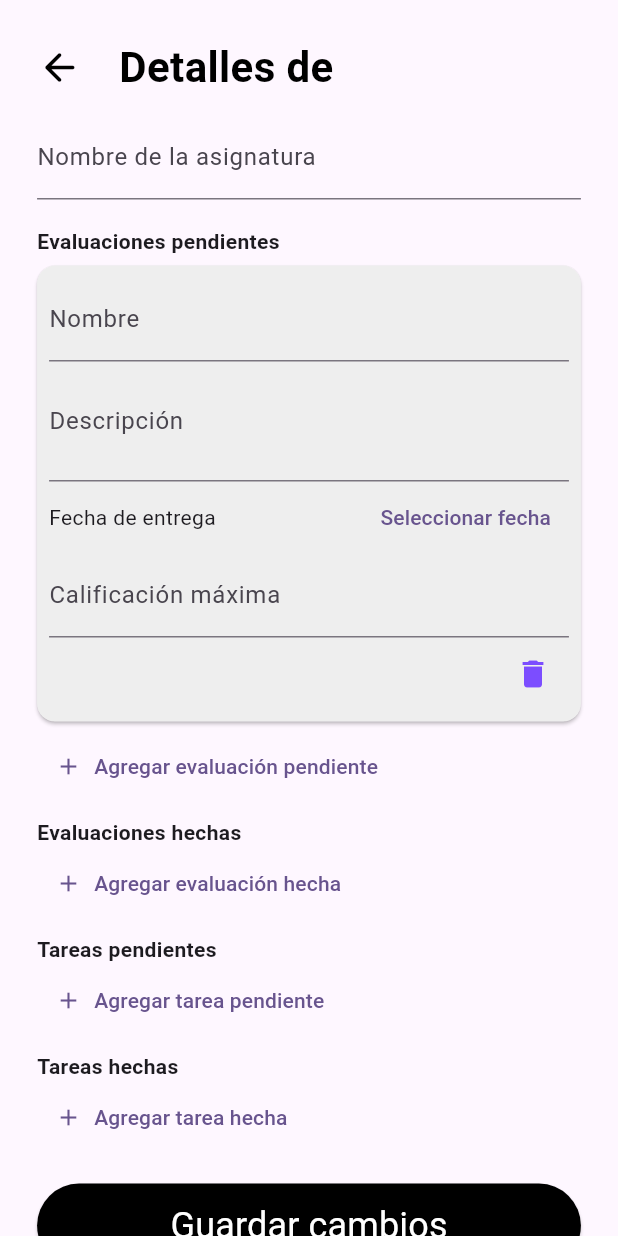
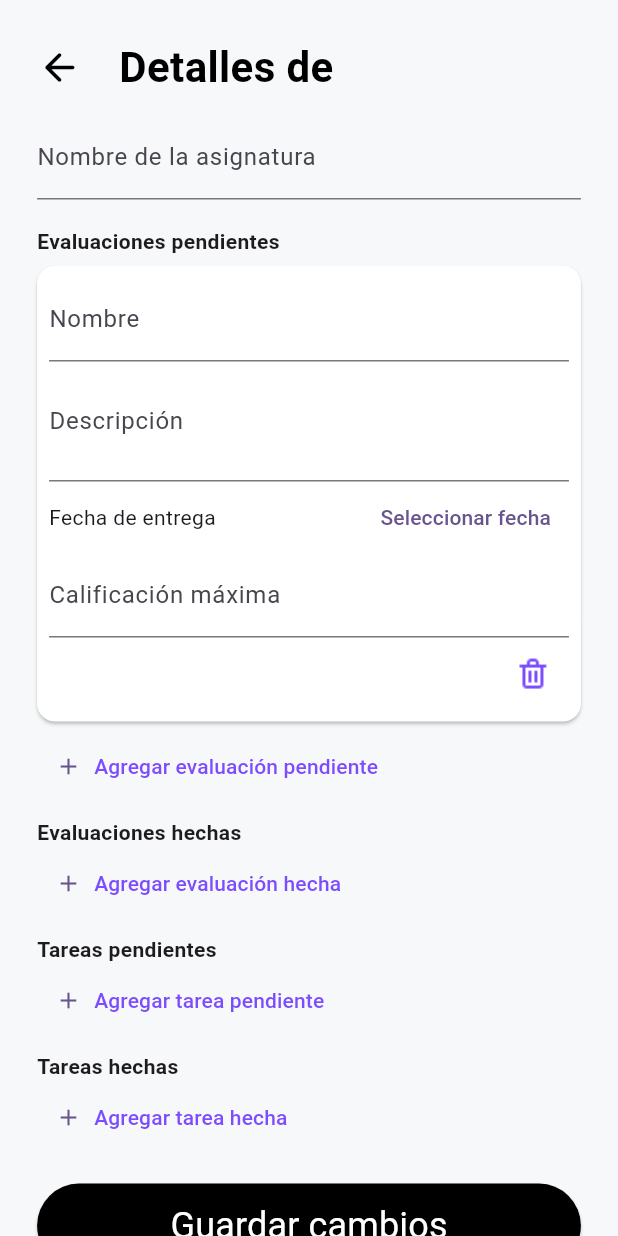
Before and after one commit to Eliexxer/FirstFlutterApp, a Flutter app: the AsignaturaDetalleScreen screen opened directly with empty values, after a tap on "Agregar evaluación pendiente", on a phone screen of 412 x 824 dp. Run offline on Flutter 3.47's test engine with Material 3 defaults, Android fonts, the phone set to English and light mode, and no system bars; our stand-ins replace cloud_firestore, firebase_auth, firebase_core, shared_preferences; accounts and stored records are empty; Roboto replaces fonts that are missing (MiFuente).

Commit message:
detalles

```diff
--- a/lib/main.dart
+++ b/lib/main.dart
@@ -26,7 +26,7 @@ class MainApp extends StatelessWidget {
       ],
       child: MaterialApp(
         debugShowCheckedModeBanner: false,
-        title: 'Login Flutter',
+        title: 'EsTuApp',
         theme: ThemeData(
           colorScheme: ColorScheme.fromSeed(seedColor: Colors.deepPurple),
           useMaterial3: true,
--- a/lib/screens/asignatura_detalle_screen.dart
+++ b/lib/screens/asignatura_detalle_screen.dart
@@ -96,7 +96,7 @@ class _AsignaturaDetalleScreenState extends State<AsignaturaDetalleScreen> {
     bool isVencida = !hecha && fecha != null && fecha.isBefore(DateTime.now());
 
     return Card(
-      color: Colors.grey[200],
+      color: Colors.white,
       margin: const EdgeInsets.symmetric(vertical: 6),
       child: Padding(
         padding: const EdgeInsets.all(8.0),
@@ -220,7 +220,7 @@ class _AsignaturaDetalleScreenState extends State<AsignaturaDetalleScreen> {
             Align(
               alignment: Alignment.centerRight,
               child: IconButton(
-                icon: Icon(Icons.delete, color: Colors.deepPurpleAccent),
+                icon: Image.asset('assets/images/Icons/trash-alt.png', color: Colors.deepPurpleAccent,),//Icon(Icons.delete, color: Colors.deepPurpleAccent),
                 onPressed: () {
                   setState(() => list.removeAt(index));
                 },
@@ -237,6 +237,7 @@ class _AsignaturaDetalleScreenState extends State<AsignaturaDetalleScreen> {
     var he = MediaQuery.of(context).size.height;
     return SafeArea(
       child: Scaffold(
+        backgroundColor: Color(0xFFF7F8FA),
         //appBar: AppBar(title: const Text('Detalle de Asignatura')),
         body: SingleChildScrollView(
           padding: EdgeInsets.only(
@@ -272,7 +273,7 @@ class _AsignaturaDetalleScreenState extends State<AsignaturaDetalleScreen> {
               TextButton.icon(
                 onPressed: () => _addItem(evaluacionesPendientes),
                 icon: Icon(Icons.add),
-                label: Text('Agregar evaluación pendiente'),
+                label: Text('Agregar evaluación pendiente', style: TextStyle(color: Colors.deepPurpleAccent),),
               ),
               const SizedBox(height: 10),
               Text(
@@ -286,7 +287,7 @@ class _AsignaturaDetalleScreenState extends State<AsignaturaDetalleScreen> {
               TextButton.icon(
                 onPressed: () => _addItem(evaluacionesHechas, hecha: true),
                 icon: Icon(Icons.add),
-                label: Text('Agregar evaluación hecha'),
+                label: Text('Agregar evaluación hecha', style: TextStyle(color: Colors.deepPurpleAccent),),
               ),
               const SizedBox(height: 10),
               Text(
@@ -300,7 +301,7 @@ class _AsignaturaDetalleScreenState extends State<AsignaturaDetalleScreen> {
               TextButton.icon(
                 onPressed: () => _addItem(tareasPendientes),
                 icon: Icon(Icons.add),
-                label: Text('Agregar tarea pendiente'),
+                label: Text('Agregar tarea pendiente', style: TextStyle(color: Colors.deepPurpleAccent),),
               ),
               const SizedBox(height: 10),
               Text(
@@ -314,7 +315,7 @@ class _AsignaturaDetalleScreenState extends State<AsignaturaDetalleScreen> {
               TextButton.icon(
                 onPressed: () => _addItem(tareasHechas, hecha: true),
                 icon: Icon(Icons.add),
-                label: Text('Agregar tarea hecha'),
+                label: Text('Agregar tarea hecha', style: TextStyle(color: Colors.deepPurpleAccent),),
               ),
               const SizedBox(height: 20),
               // Botones apilados verticalmente, no uno al lado del otro
@@ -386,7 +387,7 @@ class _AsignaturaDetalleScreenState extends State<AsignaturaDetalleScreen> {
                   ],
                 ),
               ),
-              const SizedBox(height: 30),
+              const SizedBox(height: 0),
             ],
           ),
         ),
--- a/lib/screens/registrar_asignatura_screen.dart
+++ b/lib/screens/registrar_asignatura_screen.dart
@@ -60,6 +60,7 @@ class _RegistrarAsignaturaScreenState extends State<RegistrarAsignaturaScreen> {
   }) {
     final item = list[index];
     return Card(
+      color: Colors.white,
       margin: const EdgeInsets.symmetric(vertical: 6),
       child: Padding(
         padding: const EdgeInsets.all(8.0),
@@ -120,7 +121,7 @@ class _RegistrarAsignaturaScreenState extends State<RegistrarAsignaturaScreen> {
             Align(
               alignment: Alignment.centerRight,
               child: IconButton(
-                icon: Icon(Icons.delete, color: Colors.deepPurpleAccent),
+                icon: Image.asset('assets/images/Icons/trash-alt.png', color: Colors.deepPurpleAccent,),//Icon(Icons.delete, color: Colors.deepPurpleAccent),
                 onPressed: () {
                   setState(() => list.removeAt(index));
                 },
@@ -137,6 +138,7 @@ class _RegistrarAsignaturaScreenState extends State<RegistrarAsignaturaScreen> {
     var he = MediaQuery.of(context).size.height;
     return SafeArea(
       child: Scaffold(
+        backgroundColor: Color(0xFFF7F8FA),
         //appBar: AppBar(title: const Text('Registrar Asignatura')),
         body: SingleChildScrollView(
           padding: EdgeInsets.only(left: he * 0.03, right: he * 0.03),
```
Also changed, not shown: lib/screens/respuestas_screen.dart (+39 -8 lines), pubspec.yaml (+8 -2 lines), assets/images/loguitppp.png (added), pubspec.lock, 6 other files.
